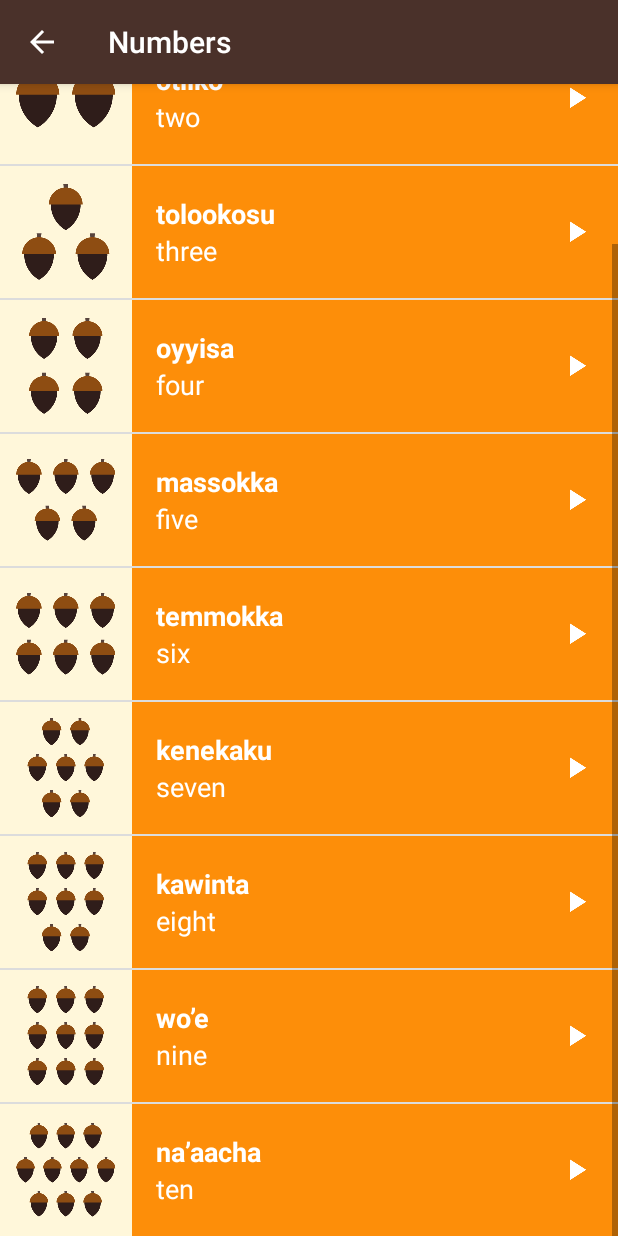
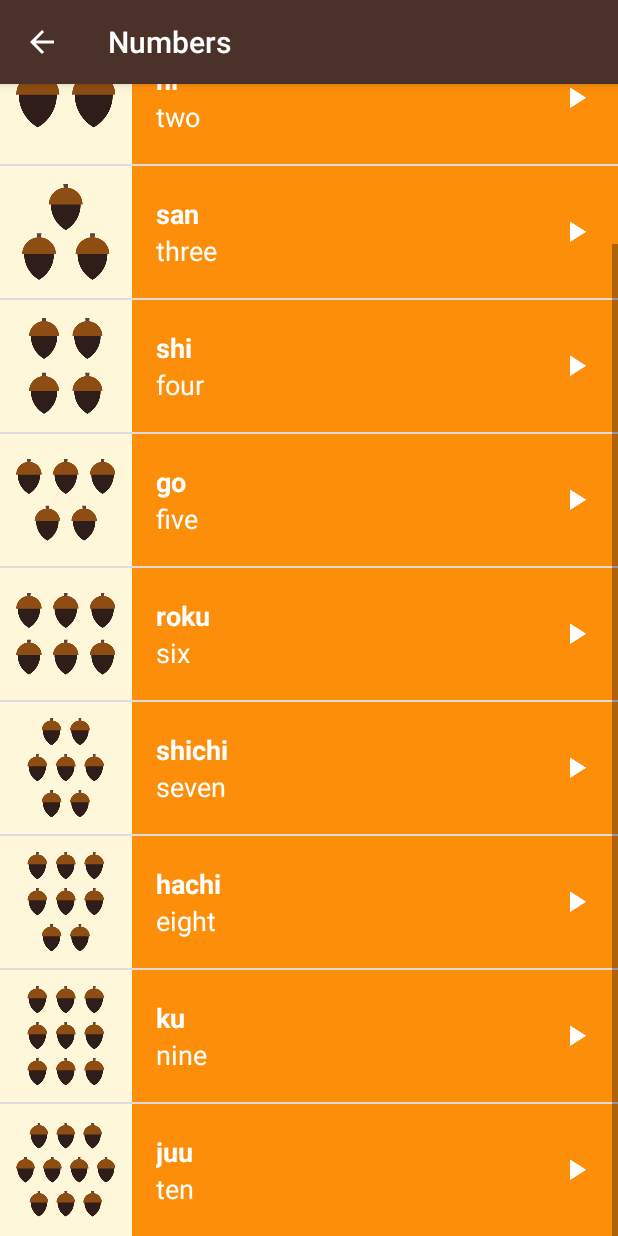
Before and after one commit to surajsahani/Miwok_App, an Android app: the NumbersActivity screen opened directly, with no data from a screen before it, scrolled down 537 dp, on a phone screen of 412 x 824 dp. Run offline under Robolectric (Android 15) with nearby library versions, the phone set to English and light mode, and no system bars.

```diff
--- a/app/src/main/java/com/example/android/miwok/NumbersActivity.java
+++ b/app/src/main/java/com/example/android/miwok/NumbersActivity.java
@@ -70,16 +70,16 @@ public class NumbersActivity extends AppCompatActivity {
 
         // Create a list of words
         final ArrayList<Word> words = new ArrayList<Word>();
-        words.add(new Word("one", "lutti", R.drawable.number_one, R.raw.number_one));
-        words.add(new Word("two", "otiiko", R.drawable.number_two, R.raw.number_two));
-        words.add(new Word("three", "tolookosu", R.drawable.number_three, R.raw.number_three));
-        words.add(new Word("four", "oyyisa", R.drawable.number_four, R.raw.number_four));
-        words.add(new Word("five", "massokka", R.drawable.number_five, R.raw.number_five));
-        words.add(new Word("six", "temmokka", R.drawable.number_six, R.raw.number_six));
-        words.add(new Word("seven", "kenekaku", R.drawable.number_seven, R.raw.number_seven));
-        words.add(new Word("eight", "kawinta", R.drawable.number_eight, R.raw.number_eight));
-        words.add(new Word("nine", "wo’e", R.drawable.number_nine, R.raw.number_nine));
-        words.add(new Word("ten", "na’aacha", R.drawable.number_ten, R.raw.number_ten));
+        words.add(new Word("one", "ichi", R.drawable.number_one, R.raw.number_one));
+        words.add(new Word("two", "ni", R.drawable.number_two, R.raw.number_two));
+        words.add(new Word("three", "san", R.drawable.number_three, R.raw.number_three));
+        words.add(new Word("four", "shi", R.drawable.number_four, R.raw.number_four));
+        words.add(new Word("five", "go", R.drawable.number_five, R.raw.number_five));
+        words.add(new Word("six", "roku", R.drawable.number_six, R.raw.number_six));
+        words.add(new Word("seven", "shichi", R.drawable.number_seven, R.raw.number_seven));
+        words.add(new Word("eight", "hachi", R.drawable.number_eight, R.raw.number_eight));
+        words.add(new Word("nine", "ku", R.drawable.number_nine, R.raw.number_nine));
+        words.add(new Word("ten", "juu", R.drawable.number_ten, R.raw.number_ten));
 
         // Create an {@link WordAdapter}, whose data source is a list of {@link Word}s. The
         // adapter knows how to create list items for each item in the list.
--- a/app/src/main/res/values/strings.xml
+++ b/app/src/main/res/values/strings.xml
@@ -14,7 +14,7 @@
 -->
 <resources>
     <!-- Title for the application. [CHAR LIMIT=12] -->
-    <string name="app_name">Miwok</string>
+    <string name="app_name">Japanese</string>
 
     <!-- Category name for phrases [CHAR LIMIT=20] -->
     <string name="category_phrases">Phrases</string>
```
